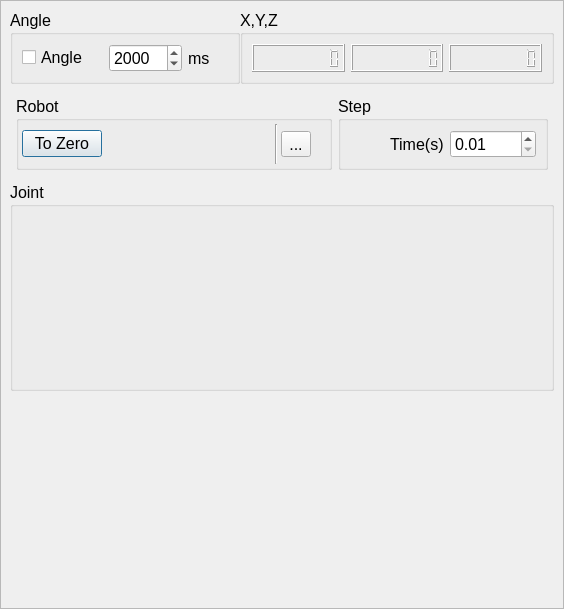
This is source/wnd/ui/roboaxes.ui in ww4u/megarobostudio as Qt 5 draws it before an edit. The edited form follows.
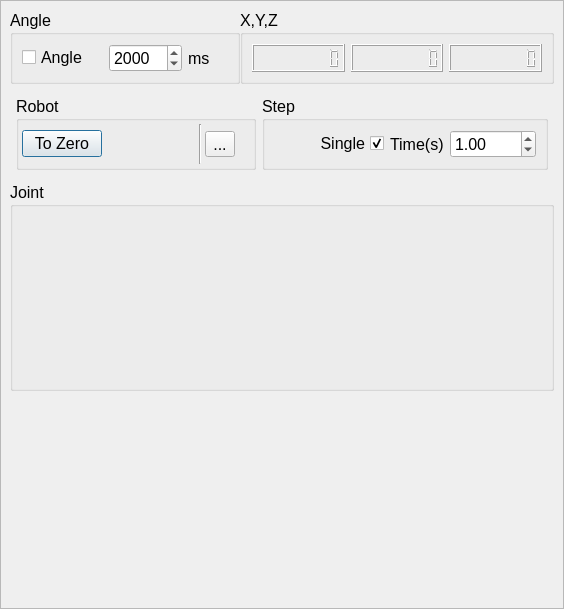
This is the edited form. Icons and pictures are not drawn. Custom widgets are drawn as their Qt base class.

The edit to the form file:
```diff
--- a/source/wnd/ui/roboaxes.ui
+++ b/source/wnd/ui/roboaxes.ui
@@ -20,7 +20,7 @@
    <string>Robot</string>
   </property>
   <property name="windowIcon">
-   <iconset resource="../res/res.qrc">
+   <iconset>
     <normaloff>:/res/image/icon/23.png</normaloff>:/res/image/icon/23.png</iconset>
   </property>
   <property name="sizeGripEnabled">
@@ -105,7 +105,7 @@
                <string/>
               </property>
               <property name="pixmap">
-               <pixmap resource="../res/res.qrc">:/res/image/icon3/time.png</pixmap>
+               <pixmap>:/res/image/icon3/time.png</pixmap>
               </property>
               <property name="scaledContents">
                <bool>true</bool>
@@ -278,7 +278,7 @@
                <string>...</string>
               </property>
               <property name="icon">
-               <iconset resource="../res/res.qrc">
+               <iconset>
                 <normaloff>:/res/image/icon/332.png</normaloff>:/res/image/icon/332.png</iconset>
               </property>
               <property name="iconSize">
@@ -308,7 +308,7 @@
             <string>Step</string>
            </property>
            <layout class="QGridLayout" name="gridLayout_2">
-            <item row="0" column="2">
+            <item row="0" column="3">
              <widget class="QDoubleSpinBox" name="spinStepTime">
               <property name="toolTip">
                <string>Step Time</string>
@@ -319,9 +319,12 @@
               <property name="maximum">
                <double>1000.000000000000000</double>
               </property>
+              <property name="value">
+               <double>1.000000000000000</double>
+              </property>
              </widget>
             </item>
-            <item row="0" column="1">
+            <item row="0" column="2">
              <widget class="QLabel" name="label">
               <property name="text">
                <string>Time(s)</string>
@@ -341,6 +344,19 @@
               </property>
              </spacer>
             </item>
+            <item row="0" column="1">
+             <widget class="QCheckBox" name="chkSingle">
+              <property name="layoutDirection">
+               <enum>Qt::RightToLeft</enum>
+              </property>
+              <property name="text">
+               <string>Single</string>
+              </property>
+              <property name="checked">
+               <bool>true</bool>
+              </property>
+             </widget>
+            </item>
            </layout>
           </widget>
          </item>
```
Left out of the diff: 4 changed lines with no effect on the pictures.
